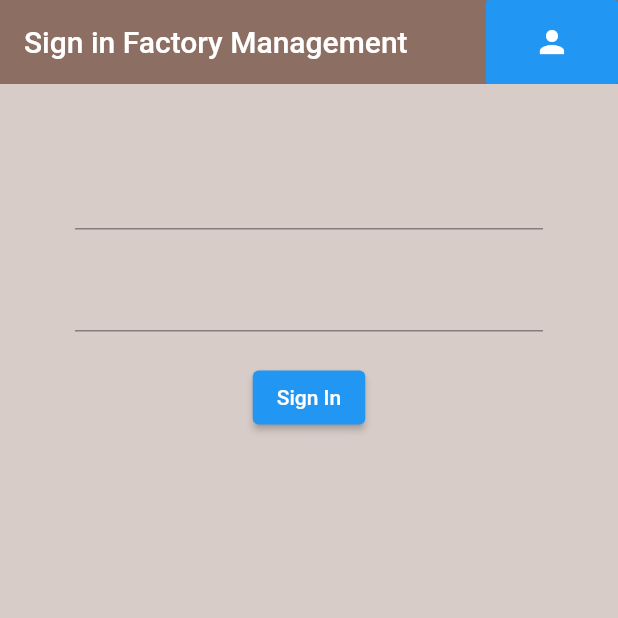
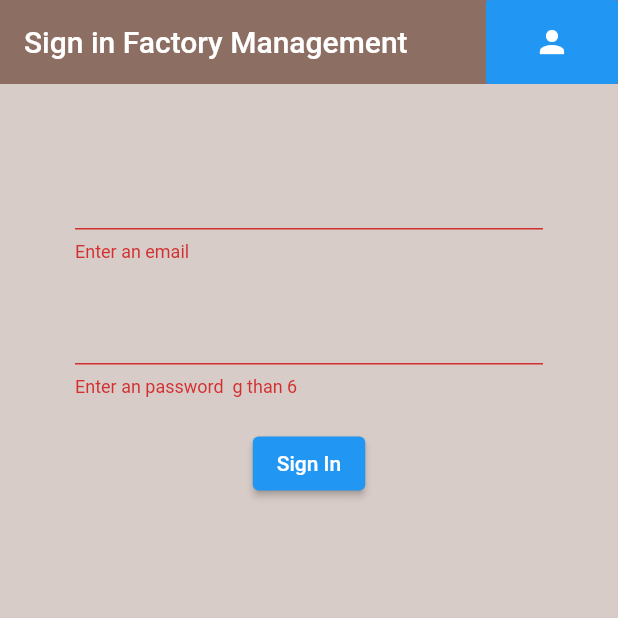
Before and after one commit to Rashmika564/factory_management_ctse, a Flutter app: the screen it shows after launch, after a tap on "Sign In", on a phone screen of 412 x 824 dp, the top half of it. Run offline on Flutter 3.47's test engine with Material 2 defaults, Android fonts, the phone set to English and light mode, and no system bars; our stand-ins replace firebase_auth, firebase_core; accounts and stored records are empty.

Commit message:
validations done for sign in and register

```diff
--- a/lib/screens/authenticate/sign_in.dart
+++ b/lib/screens/authenticate/sign_in.dart
@@ -24,9 +24,11 @@ class _SignInState extends State<SignIn> {
   );
 
   final AuthService _authService = AuthService();
+  final _formKey = GlobalKey<FormState>();
   //text feild
   String email = '';
   String password = '';
+  String error = '';
   //final FirebaseAuth _auth = FirebaseAuth.instance;
   @override
   Widget build(BuildContext context) {
@@ -51,12 +53,14 @@ class _SignInState extends State<SignIn> {
       body: Container(
           padding: EdgeInsets.symmetric(vertical: 29.0, horizontal: 50.0),
           child: Form(
+            key: _formKey,
             child: Column(
               children: <Widget>[
                 SizedBox(
                   height: 20.0,
                 ),
                 TextFormField(
+                  validator: (val) => val!.isEmpty ? 'Enter an email' : null,
                   onChanged: (val) {
                     setState(() => email = val);
                   },
@@ -66,6 +70,8 @@ class _SignInState extends State<SignIn> {
                 ),
                 TextFormField(
                   obscureText: true,
+                  validator: (val) =>
+                      val!.length < 6 ? 'Enter an password  g than 6 ' : null,
                   onChanged: (val) {
                     setState(() => password = val);
                   },
@@ -79,21 +85,35 @@ class _SignInState extends State<SignIn> {
                     ),
                   ),
                   onPressed: () async {
-                    print("fetching inside sign in button");
-                    const url = "http://10.0.2.2:4000/getdeep/";
-                    final uri = Uri.parse(url);
-                    try {
-                      final responce = await http.get(uri);
-                      final body = responce.body;
-                      final json = jsonDecode(body);
-                      print(json);
+                    if (_formKey.currentState!.validate()) {
                       print(email);
                       print(password);
-                    } catch (e) {
-                      print(e.toString());
+
+                      // print(result);
+                      // if (result == null) {
+                      //   print("fgj");
+                      //   setState(() => error = 'Please enter valid email');
+                      // } else {}
                     }
+                    // const url = "http://10.0.2.2:4000/getdeep/";
+                    // final uri = Uri.parse(url);
+                    // try {
+                    //   final responce = await http.get(uri);
+                    //   final body = responce.body;
+                    //   final json = jsonDecode(body);
+                    //   print(json);
+                    //   print(email);
+                    //   print(password);
+                    // } catch (e) {
+                    //   print(e.toString());
+                    // }
                   },
-                )
+                ),
+                SizedBox(
+                  height: 12.0,
+                ),
+                Text(error,
+                    style: TextStyle(color: Colors.red, fontSize: 14.0)),
               ],
             ),
           )),
```
